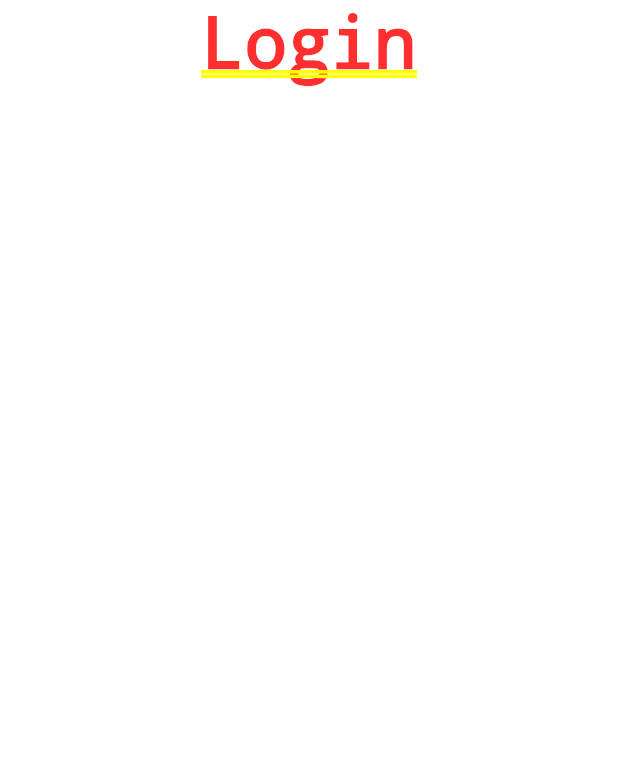
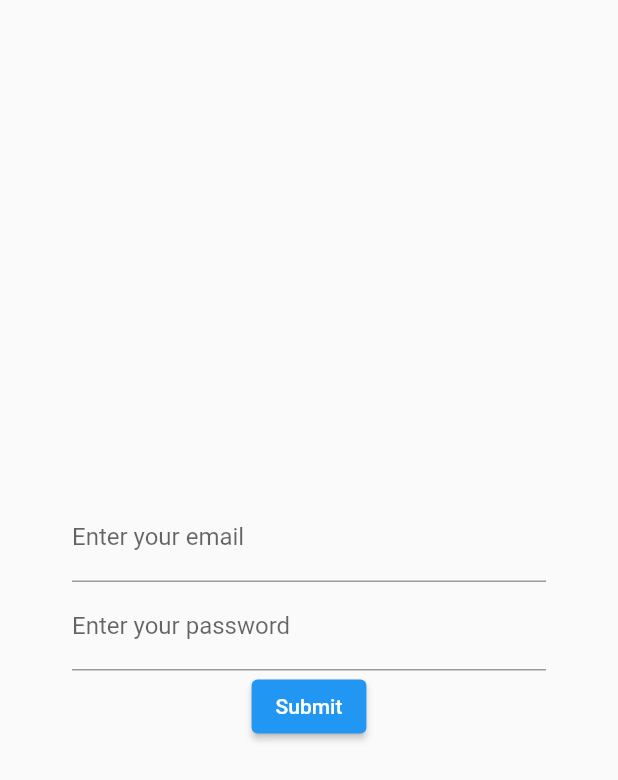
Before and after one commit to loromagnoni/flutter_website_app, a Flutter app: the screen it shows after launch, on a phone screen of 412 x 824 dp. Shown: the top 780 px of the screen. Run offline on Flutter 3.47's test engine with Material 2 defaults, Android fonts, the phone set to English and light mode, and no system bars; our stand-ins replace cloud_firestore, firebase_auth, firebase_core; accounts and stored records are empty.

Commit message:
Added login form

```diff
--- a/lib/screens/login.dart
+++ b/lib/screens/login.dart
@@ -1,18 +1,117 @@
 import 'package:flutter/material.dart';
+import 'package:firebase_auth/firebase_auth.dart';
+import 'package:flutter_website_app/screens/management.dart';
 
 class LoginScreen extends StatelessWidget {
   @override
   Widget build(BuildContext context) {
-    return Container(
-      height: MediaQuery.of(context).size.height,
-      width: MediaQuery.of(context).size.width,
-      child: Center(
-        child: Column(
-          children: [
-            Text("Login"),
-          ],
+    return Scaffold(
+      body: Container(
+        height: MediaQuery.of(context).size.height,
+        width: MediaQuery.of(context).size.width,
+        child: Center(
+          child: Padding(
+            padding: const EdgeInsets.symmetric(horizontal: 48.0),
+            child: LoginForm(),
+          ),
         ),
       ),
     );
   }
 }
+
+class LoginForm extends StatefulWidget {
+  @override
+  _LoginFormState createState() => _LoginFormState();
+}
+
+class _LoginFormState extends State<LoginForm> {
+  final _formKey = GlobalKey<FormState>();
+  final _formData = {};
+  final FocusNode _emailNode = FocusNode();
+  final FocusNode _passwordNode = FocusNode();
+
+  void _submit(BuildContext context) {
+    if (FocusScope.of(context).isFirstFocus) {
+      FocusScope.of(context).requestFocus(new FocusNode());
+    }
+    if (_formKey.currentState.validate()) {
+      _formKey.currentState.save();
+      _signIn(context);
+    }
+  }
+
+  void _signIn(BuildContext context) async {
+    try {
+      UserCredential userCredential = await FirebaseAuth.instance
+          .signInWithEmailAndPassword(
+              email: _formData['email'], password: _formData['password']);
+      Navigator.pushNamed(context, ManagementScreen.routeName);
+    } on FirebaseAuthException catch (e) {
+      if (e.code == 'user-not-found') {
+        Scaffold.of(context).showSnackBar(
+            SnackBar(content: Text('No user found for that email.')));
+      } else if (e.code == 'wrong-password') {
+        Scaffold.of(context)
+            .showSnackBar(SnackBar(content: Text('Wrong password.')));
+      }
+    }
+  }
+
+  @override
+  Widget build(BuildContext context) {
+    return Form(
+        key: _formKey,
+        child: Column(
+          mainAxisAlignment: MainAxisAlignment.center,
+          children: [
+            TextFormField(
+              focusNode: _emailNode,
+              keyboardType: TextInputType.emailAddress,
+              textInputAction: TextInputAction.next,
+              decoration: InputDecoration(
+                labelText: "Enter your email",
+              ),
+              validator: (value) {
+                if (value.isEmpty) {
+                  return 'Please enter some text';
+                }
+                Pattern pattern =
+                    r'^(([^<>()[\]\\.,;:\s@\"]+(\.[^<>()[\]\\.,;:\s@\"]+)*)|(\".+\"))@((\[[0-9]{1,3}\.[0-9]{1,3}\.[0-9]{1,3}\.[0-9]{1,3}\])|(([a-zA-Z\-0-9]+\.)+[a-zA-Z]{2,}))$';
+                RegExp regex = new RegExp(pattern);
+                return (!regex.hasMatch(value)) ? "Enter a valid email" : null;
+              },
+              onFieldSubmitted: (value) {
+                _emailNode.unfocus();
+                FocusScope.of(context).requestFocus(_passwordNode);
+              },
+              onSaved: (value) => _formData['email'] = value,
+            ),
+            TextFormField(
+              focusNode: _passwordNode,
+              enableSuggestions: false,
+              autocorrect: false,
+              obscureText: true,
+              decoration: InputDecoration(
+                labelText: "Enter your password",
+              ),
+              validator: (value) {
+                if (value.isEmpty) {
+                  return 'Please enter some text';
+                }
+                if (value.length < 6) {
+                  return 'Password is too short';
+                }
+                return null;
+              },
+              onFieldSubmitted: (_) => _submit(context),
+              onSaved: (value) => _formData['password'] = value,
+            ),
+            ElevatedButton(
+              onPressed: () => _submit(context),
+              child: Text('Submit'),
+            )
+          ],
+        ));
+  }
+}
--- a/pubspec.yaml
+++ b/pubspec.yaml
@@ -37,6 +37,7 @@ dev_dependencies:
   provider: ^4.3.2+2
   firebase_core: "0.5.2"
   cloud_firestore: ^0.14.3
+  firebase_auth: "^0.18.3"
 # For information on the generic Dart part of this file, see the
 # following page: https://dart.dev/tools/pub/pubspec
 
```
Also changed, not shown: lib/main.dart (+11 -1 lines), lib/screens/management.dart (+4 -3 lines), pubspec.lock, 1 other file.
